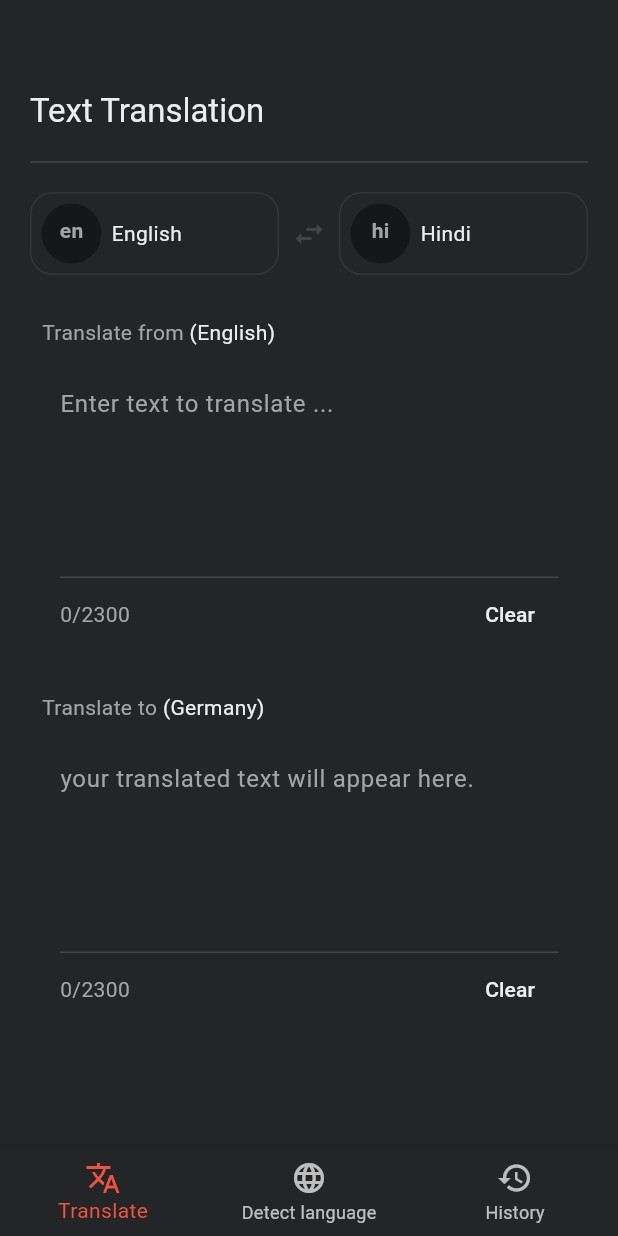
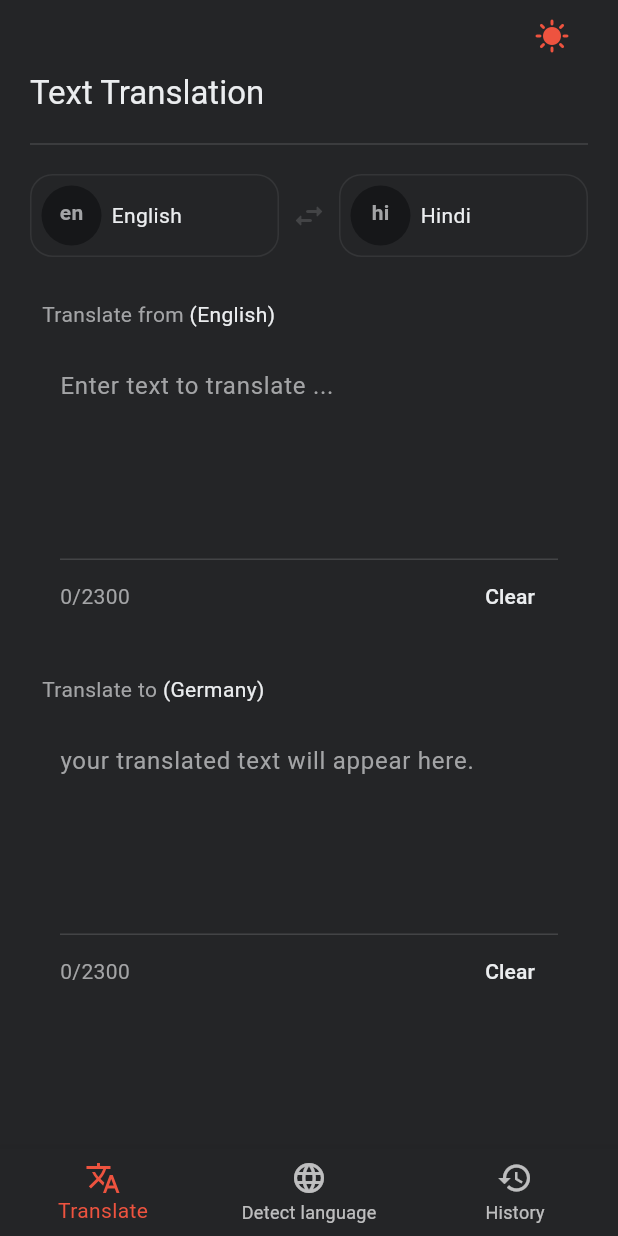
Before and after one commit to thisisprabhat/translator, a Flutter app: the screen it shows after launch, on a phone screen of 412 x 824 dp. Run offline on Flutter 3.47's test engine with Material 2 defaults, Android fonts, the phone set to English and light mode, and no system bars; our stand-ins replace dio, flutter_bloc, hive, hive_flutter; accounts and stored records are empty.

Commit message:
Theme Changer Implemented

```diff
--- a/lib/domain/bloc/config_bloc/config_bloc.dart
+++ b/lib/domain/bloc/config_bloc/config_bloc.dart
@@ -1 +1,26 @@
-class ConfigBloc {}
+import 'package:flutter/material.dart';
+import 'package:flutter_bloc/flutter_bloc.dart';
+import 'package:translator_app/data/repositories/local/hive_repo.dart';
+import 'package:translator_app/data/repositories/local/local_repo_interface.dart';
+
+part 'config_event.dart';
+part 'config_state.dart';
+
+class ConfigBloc extends Bloc<ConfigEvent, ConfigState> {
+  final LocalRepo _repo = HiveRepo();
+  ConfigBloc() : super(ConfigInitialState()) {
+    on<ConfigThemeModeChangeEvent>(_configThemeModeChangeEvent);
+    on<ConfigInitialThemeEvent>(_configInitialThemeEvent);
+  }
+  _configInitialThemeEvent(
+      ConfigInitialThemeEvent event, Emitter<ConfigState> emit) async {
+    final themeMode = await _repo.getThemeMode();
+    emit(ConfigLoadedState(themeMode: themeMode));
+  }
+
+  _configThemeModeChangeEvent(
+      ConfigThemeModeChangeEvent event, Emitter<ConfigState> emit) async {
+    emit(ConfigLoadedState(themeMode: event.themeMode));
+    await _repo.setThemeMode(event.themeMode);
+  }
+}
--- /dev/null
+++ b/lib/domain/bloc/config_bloc/config_event.dart
@@ -0,0 +1,10 @@
+part of 'config_bloc.dart';
+
+abstract class ConfigEvent {}
+
+class ConfigThemeModeChangeEvent extends ConfigEvent {
+  final ThemeMode themeMode;
+  ConfigThemeModeChangeEvent({required this.themeMode});
+}
+
+class ConfigInitialThemeEvent extends ConfigEvent {}
--- /dev/null
+++ b/lib/domain/bloc/config_bloc/config_state.dart
@@ -0,0 +1,15 @@
+part of 'config_bloc.dart';
+
+abstract class ConfigState {
+  final ThemeMode themeMode;
+
+  ConfigState({required this.themeMode});
+}
+
+class ConfigInitialState extends ConfigState {
+  ConfigInitialState() : super(themeMode: ThemeMode.dark);
+}
+
+class ConfigLoadedState extends ConfigState {
+  ConfigLoadedState({required super.themeMode});
+}
--- a/lib/main.dart
+++ b/lib/main.dart
@@ -1,6 +1,9 @@
 import 'package:flutter/material.dart';
+import 'package:flutter_bloc/flutter_bloc.dart';
+import 'package:translator_app/domain/bloc/config_bloc/config_bloc.dart';
 
 import 'core/config/app_themes.dart';
+import '/domain/bloc/detect_bloc/detect_bloc.dart';
 import 'presentation/screens/homescreen/home_screen.dart';
 
 void main() {
@@ -12,12 +15,20 @@ class TranslatorApp extends StatelessWidget {
 
   @override
   Widget build(BuildContext context) {
-    return MaterialApp(
-      home: const HomeScreen(),
-      debugShowCheckedModeBanner: false,
-      theme: AppTheme.lightTheme,
-      darkTheme: AppTheme.darkTheme,
-      themeMode: ThemeMode.dark,
+    return MultiBlocProvider(
+      providers: [
+        BlocProvider(create: (_) => DetectBloc()),
+        BlocProvider(create: (_) => ConfigBloc()),
+      ],
+      child: BlocBuilder<ConfigBloc, ConfigState>(
+        builder: (_, state) => MaterialApp(
+          home: const HomeScreen(),
+          debugShowCheckedModeBanner: false,
+          theme: AppTheme.lightTheme,
+          darkTheme: AppTheme.darkTheme,
+          themeMode: state.themeMode,
+        ),
+      ),
     );
   }
 }
--- a/lib/presentation/screens/translate_screen/translate_screen.dart
+++ b/lib/presentation/screens/translate_screen/translate_screen.dart
@@ -1,4 +1,5 @@
 import 'package:flutter/material.dart';
+import 'package:translator_app/presentation/screens/translate_screen/components/theme_dialog.dart';
 
 import '/data/models/language.dart';
 import '/core/constant/styles.dart';
@@ -24,11 +25,26 @@ class _TranslateScreenState extends State<TranslateScreen> {
       body: SafeArea(
         child: ListView(
           padding: const EdgeInsets.only(
-            top: paddingDefault * 3,
             left: paddingDefault,
             right: paddingDefault,
           ),
           children: [
+            Row(
+              mainAxisAlignment: MainAxisAlignment.end,
+              children: [
+                IconButton(
+                  onPressed: () => showDialog(
+                      context: context,
+                      builder: (context) => const ThemeDialog()),
+                  icon: Icon(
+                    colorScheme.brightness == Brightness.dark
+                        ? Icons.sunny
+                        : Icons.dark_mode,
+                    color: colorScheme.secondary,
+                  ),
+                ),
+              ],
+            ),
             Text(
               "Text Translation",
               style: textTheme.titleLarge
@@ -79,9 +95,7 @@ class _TranslateScreenState extends State<TranslateScreen> {
               hintText: 'Enter text to translate ...',
               controller: _sourceController,
               onClearTap: () {},
-              onChanged: (val) {
-                setState(() {});
-              },
+              onChanged: (val) {},
             ),
             const SizedBox(height: paddingDefault / 2),
             TranslatorTextBox(
@@ -91,9 +105,7 @@ class _TranslateScreenState extends State<TranslateScreen> {
               controller: _targetController,
               onClearTap: () {},
               readOnly: true,
-              onChanged: (val) {
-                setState(() {});
-              },
+              onChanged: (val) {},
             ),
           ],
         ),
```
Also changed, not shown: lib/presentation/screens/translate_screen/components/theme_dialog.dart (added, +139 -0 lines).
